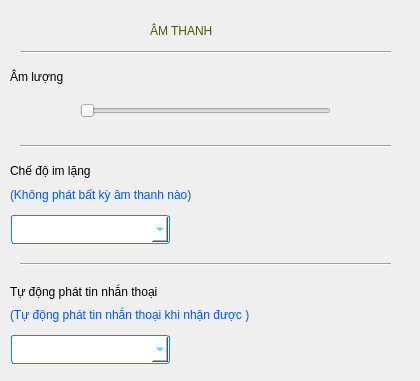
The window that SettingScreen/Ui/NoiDungManHinhCaiDatAmThanh.ui (Lam-dev/TheoryFaceRecognition) describes before a commit, drawn with Qt 5.
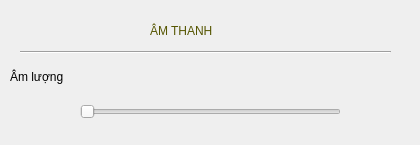
The same window after the commit. Icons and pictures are not drawn.

Commit message: cap thay doi am thanh

The edit to the form file:
```diff
--- a/SettingScreen/Ui/NoiDungManHinhCaiDatAmThanh.ui
+++ b/SettingScreen/Ui/NoiDungManHinhCaiDatAmThanh.ui
@@ -7,7 +7,7 @@
     <x>0</x>
     <y>0</y>
     <width>420</width>
-    <height>381</height>
+    <height>145</height>
    </rect>
   </property>
   <property name="windowTitle">
@@ -71,8 +71,8 @@
      <rect>
       <x>80</x>
       <y>40</y>
-      <width>251</width>
-      <height>29</height>
+      <width>261</width>
+      <height>31</height>
      </rect>
     </property>
     <property name="orientation">
@@ -80,169 +80,6 @@
     </property>
    </widget>
   </widget>
-  <widget class="QFrame" name="frame_containSilentSetting">
-   <property name="geometry">
-    <rect>
-     <x>0</x>
-     <y>150</y>
-     <width>421</width>
-     <height>107</height>
-    </rect>
-   </property>
-   <property name="styleSheet">
-    <string notr="true">border:0px;</string>
-   </property>
-   <property name="frameShape">
-    <enum>QFrame::StyledPanel</enum>
-   </property>
-   <property name="frameShadow">
-    <enum>QFrame::Raised</enum>
-   </property>
-   <widget class="QLabel" name="label_cheDoImLang">
-    <property name="geometry">
-     <rect>
-      <x>10</x>
-      <y>10</y>
-      <width>365</width>
-      <height>21</height>
-     </rect>
-    </property>
-    <property name="mouseTracking">
-     <bool>true</bool>
-    </property>
-    <property name="styleSheet">
-     <string notr="true">font: 75 bold 12pt &quot;Ubuntu&quot;;</string>
-    </property>
-    <property name="text">
-     <string>Chế độ im lặng</string>
-    </property>
-   </widget>
-   <widget class="QComboBox" name="comboBox_ForChooseYesOrNoSilent">
-    <property name="geometry">
-     <rect>
-      <x>10</x>
-      <y>64</y>
-      <width>161</width>
-      <height>31</height>
-     </rect>
-    </property>
-    <property name="styleSheet">
-     <string notr="true">margin: 1px; padding: 7px;
-background-color: rgb(255, 255, 255);
-color: rgba(0,190,255,255);
-border-style: solid;
-border-radius: 3px;
-border-width: 1px;
-border-color: rgba(0,140,255,255);</string>
-    </property>
-   </widget>
-   <widget class="QLabel" name="label_ctKhongPhatAmvv">
-    <property name="geometry">
-     <rect>
-      <x>10</x>
-      <y>34</y>
-      <width>391</width>
-      <height>21</height>
-     </rect>
-    </property>
-    <property name="mouseTracking">
-     <bool>true</bool>
-    </property>
-    <property name="styleSheet">
-     <string notr="true">color: rgb(0, 85, 255);
-font: 25 10pt &quot;Ubuntu&quot;;</string>
-    </property>
-    <property name="text">
-     <string>(Không phát bất kỳ âm thanh nào)</string>
-    </property>
-    <property name="wordWrap">
-     <bool>true</bool>
-    </property>
-   </widget>
-  </widget>
-  <widget class="QFrame" name="frame_ContainSoundMessageSetting">
-   <property name="geometry">
-    <rect>
-     <x>0</x>
-     <y>270</y>
-     <width>421</width>
-     <height>109</height>
-    </rect>
-   </property>
-   <property name="styleSheet">
-    <string notr="true">border:0px;</string>
-   </property>
-   <property name="frameShape">
-    <enum>QFrame::StyledPanel</enum>
-   </property>
-   <property name="frameShadow">
-    <enum>QFrame::Raised</enum>
-   </property>
-   <widget class="QLabel" name="label_tuDongPhatTinNhanThoai">
-    <property name="geometry">
-     <rect>
-      <x>10</x>
-      <y>12</y>
-      <width>397</width>
-      <height>19</height>
-     </rect>
-    </property>
-    <property name="mouseTracking">
-     <bool>true</bool>
-    </property>
-    <property name="accessibleDescription">
-     <string/>
-    </property>
-    <property name="styleSheet">
-     <string notr="true">font: 75 bold 12pt &quot;Ubuntu&quot;;</string>
-    </property>
-    <property name="text">
-     <string>Tự động phát tin nhắn thoại</string>
-    </property>
-   </widget>
-   <widget class="QComboBox" name="comboBox_forChoseYesOrNoPlaySoundMessage">
-    <property name="geometry">
-     <rect>
-      <x>10</x>
-      <y>64</y>
-      <width>161</width>
-      <height>31</height>
-     </rect>
-    </property>
-    <property name="styleSheet">
-     <string notr="true">margin: 1px; padding: 7px;
-background-color: rgb(255, 255, 255);
-color: rgba(0,190,255,255);
-border-style: solid;
-border-radius: 3px;
-border-width: 1px;
-border-color: rgba(0,140,255,255);</string>
-    </property>
-   </widget>
-   <widget class="QLabel" name="label_ctTudongPhatvv">
-    <property name="geometry">
-     <rect>
-      <x>10</x>
-      <y>34</y>
-      <width>391</width>
-      <height>21</height>
-     </rect>
-    </property>
-    <property name="mouseTracking">
-     <bool>true</bool>
-    </property>
-    <property name="styleSheet">
-     <string notr="true">color: rgb(0, 85, 255);
-font: 25 10pt &quot;Ubuntu&quot;;</string>
-    </property>
-    <property name="text">
-     <string>(Tự động phát tin nhắn thoại khi nhận được )</string>
-    </property>
-    <property name="wordWrap">
-     <bool>true</bool>
-    </property>
-   </widget>
-  </widget>
   <widget class="QLabel" name="label">
    <property name="geometry">
     <rect>
@@ -276,32 +113,6 @@
     <enum>Qt::Horizontal</enum>
    </property>
   </widget>
-  <widget class="Line" name="line_4">
-   <property name="geometry">
-    <rect>
-     <x>20</x>
-     <y>138</y>
-     <width>371</width>
-     <height>16</height>
-    </rect>
-   </property>
-   <property name="orientation">
-    <enum>Qt::Horizontal</enum>
-   </property>
-  </widget>
-  <widget class="Line" name="line_5">
-   <property name="geometry">
-    <rect>
-     <x>20</x>
-     <y>256</y>
-     <width>371</width>
-     <height>16</height>
-    </rect>
-   </property>
-   <property name="orientation">
-    <enum>Qt::Horizontal</enum>
-   </property>
-  </widget>
  </widget>
  <resources/>
  <connections/>
```
The commit also changes 7 other files.
